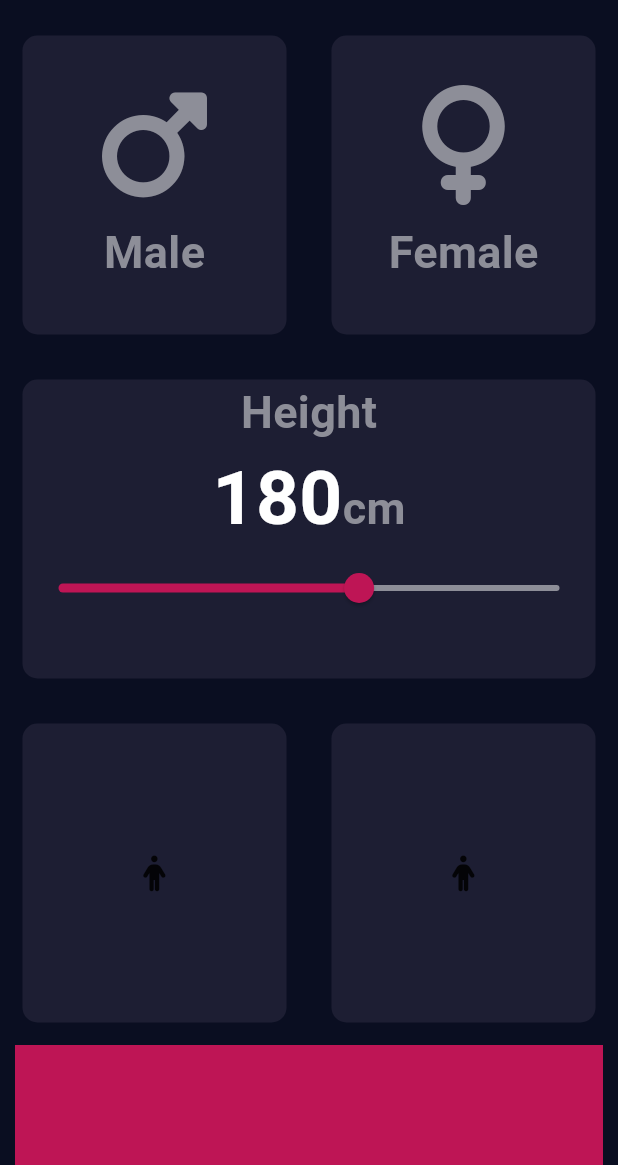
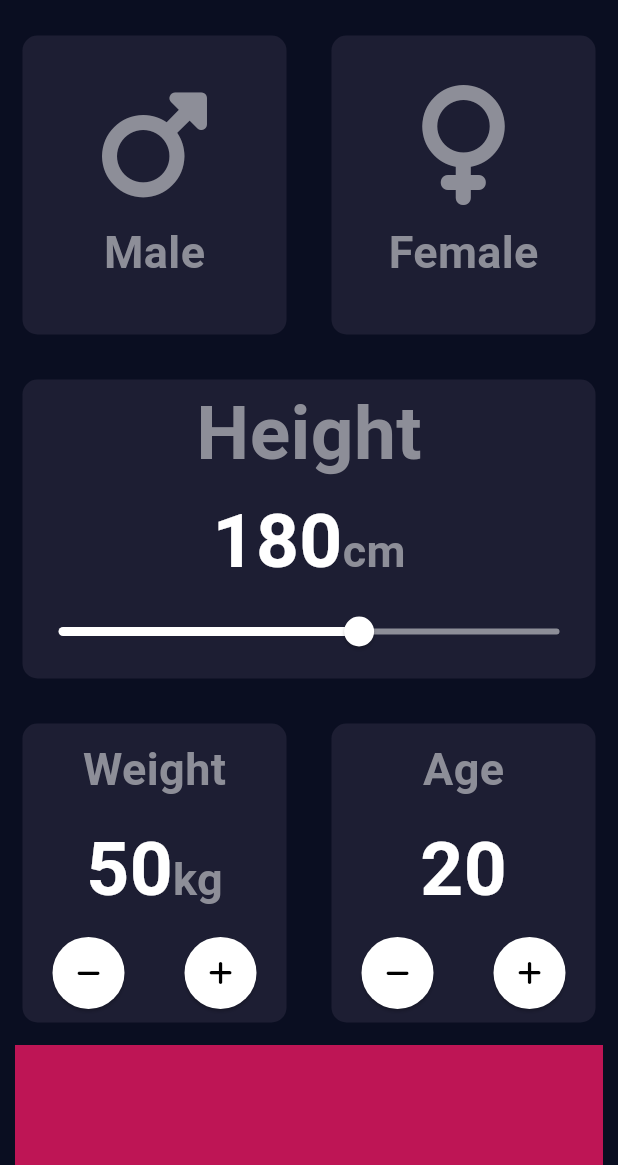
Before and after one commit to tienluan02/bmi_calculator, a Flutter app: the screen it shows after launch, on a phone screen of 412 x 824 dp, the part 71-1236 px from its top. Run offline on Flutter 3.47's test engine with Material 3 defaults, Android fonts, the phone set to English and light mode, and no system bars; our stand-ins replace font_awesome_flutter.

Commit message:
complete the weight and age container

```diff
--- a/bmi_calculator_app/lib/name_input.dart
+++ b/bmi_calculator_app/lib/name_input.dart
@@ -14,6 +14,8 @@ class _NameInputState extends State<NameInput> {
   Color maleCardColor = kColorContainerUnpressed;
   Color femaleCardColor = kColorContainerUnpressed;
   int height = 180;
+  int weight = 50;
+  int age = 20;
 
   void updateColor(GenderName gender) {
     if (gender == GenderName.male) {
@@ -84,7 +86,14 @@ class _NameInputState extends State<NameInput> {
                   colour: kColorContainerUnpressed,
                   cardChild: Column(
                     children: [
-                      IconContent(label: 'Height'),
+                      Text(
+                        'Height',
+                        style: TextStyle(
+                          fontWeight: FontWeight.bold,
+                          fontSize: 50,
+                          color: kFontColor,
+                        ),
+                      ),
                       Row(
                         mainAxisAlignment: MainAxisAlignment.center,
                         crossAxisAlignment: CrossAxisAlignment.baseline,
@@ -98,7 +107,7 @@ class _NameInputState extends State<NameInput> {
                         ],
                       ),
                       Slider(
-                          activeColor: kColorBottomContainer,
+                          activeColor: Colors.white,
                           inactiveColor: Color(0xFF8D8E98),
                           min: 120.0,
                           max: 220.0,
@@ -119,13 +128,118 @@ class _NameInputState extends State<NameInput> {
                     Expanded(
                       child: CreateContainer(
                         colour: kColorContainerUnpressed,
-                        cardChild: Icon(FontAwesomeIcons.person),
+                        cardChild: Column(
+                          mainAxisAlignment: MainAxisAlignment.spaceEvenly,
+                          children: [
+                            IconContent(
+                              label: 'Weight',
+                            ),
+                            Row(
+                              mainAxisAlignment: MainAxisAlignment.center,
+                              crossAxisAlignment: CrossAxisAlignment.baseline,
+                              textBaseline: TextBaseline.alphabetic,
+                              children: [
+                                Text(weight.toString(), style: kTextStyleForCm),
+                                Text(
+                                  'kg',
+                                  style: kTextStyleForFonts,
+                                ),
+                              ],
+                            ),
+                            Row(
+                              mainAxisAlignment: MainAxisAlignment.spaceAround,
+                              children: [
+                                ElevatedButton(
+                                  onPressed: () {
+                                    setState(() {
+                                      weight--;
+                                    });
+                                  },
+                                  child: Icon(FontAwesomeIcons.minus,
+                                      color: Colors.black),
+                                  style: ElevatedButton.styleFrom(
+                                    shape: CircleBorder(),
+                                    padding: EdgeInsets.all(15),
+                                    backgroundColor: Colors.white,
+                                    // <-- Button color
+                                    foregroundColor:
+                                        Colors.grey, // <-- Splash color
+                                  ),
+                                ),
+                                ElevatedButton(
+                                  onPressed: () {
+                                    setState(() {
+                                      weight++;
+                                    });
+                                  },
+                                  child: Icon(FontAwesomeIcons.plus,
+                                      color: Colors.black),
+                                  style: ElevatedButton.styleFrom(
+                                    shape: CircleBorder(),
+                                    padding: EdgeInsets.all(15),
+                                    backgroundColor: Colors.white,
+                                    // <-- Button color
+                                    foregroundColor:
+                                        Colors.grey, // <-- Splash color
+                                  ),
+                                ),
+                              ],
+                            )
+                          ],
+                        ),
                       ),
                     ),
                     Expanded(
                       child: CreateContainer(
                         colour: kColorContainerUnpressed,
-                        cardChild: Icon(FontAwesomeIcons.person),
+                        cardChild: Column(
+                          mainAxisAlignment: MainAxisAlignment.spaceEvenly,
+                          children: [
+                            IconContent(label: 'Age'),
+                            Center(
+                                child: Text(age.toString(),
+                                    style: kTextStyleForCm)),
+                            Row(
+                              mainAxisAlignment: MainAxisAlignment.spaceAround,
+                              children: [
+                                ElevatedButton(
+                                  onPressed: () {
+                                    setState(() {
+                                      age--;
+                                    });
+                                  },
+                                  child: Icon(FontAwesomeIcons.minus,
+                                      color: Colors.black),
+                                  style: ElevatedButton.styleFrom(
+                                    shape: CircleBorder(),
+                                    padding: EdgeInsets.all(15),
+                                    backgroundColor: Colors.white,
+                                    // <-- Button color
+                                    foregroundColor:
+                                        Colors.grey, // <-- Splash color
+                                  ),
+                                ),
+                                ElevatedButton(
+                                  onPressed: () {
+                                    setState(() {
+                                      age++;
+                                    });
+                                  },
+                                  child: Icon(FontAwesomeIcons.plus,
+                                      color: Colors.black),
+                                  style: ElevatedButton.styleFrom(
+                                    shape: CircleBorder(),
+                                    padding: EdgeInsets.all(15),
+                                    backgroundColor: Colors.white,
+                                    // <-- Button color
+                                    foregroundColor:
+                                        Colors.grey, // <-- Splash color
+                                  ),
+                                ),
+                              ],
+                            )
+                          ],
+                        ),
                       ),
                     ),
                   ],
```
Also changed, not shown: bmi_calculator_app/lib/reusable_card.dart (+7 -8 lines).
